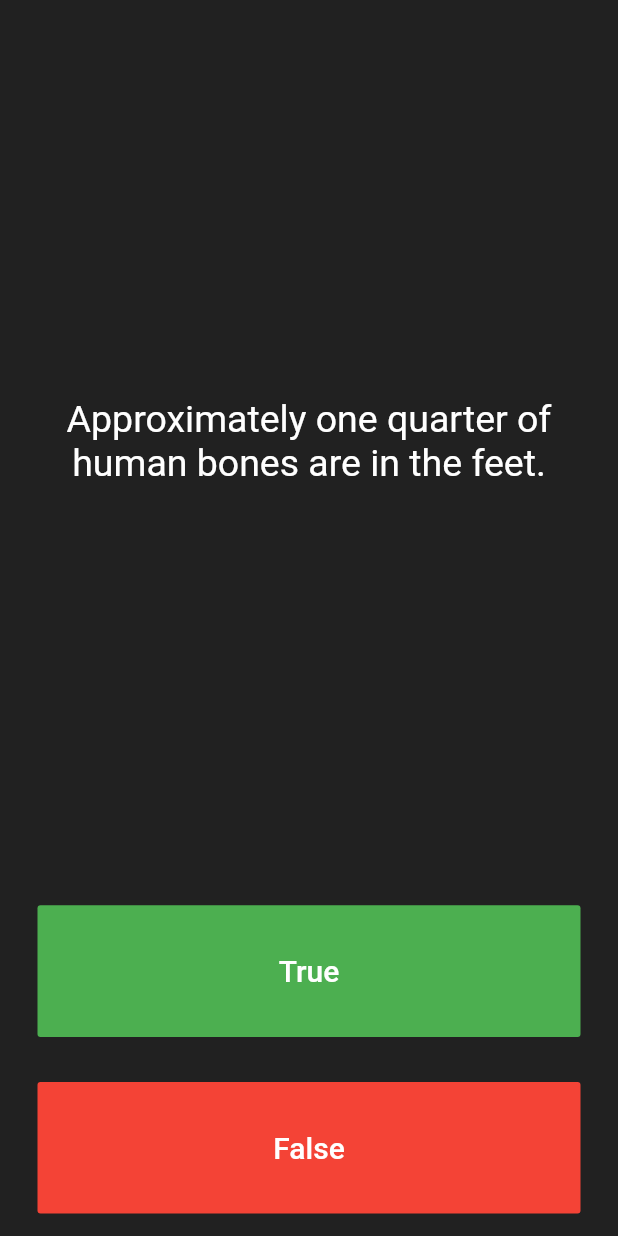
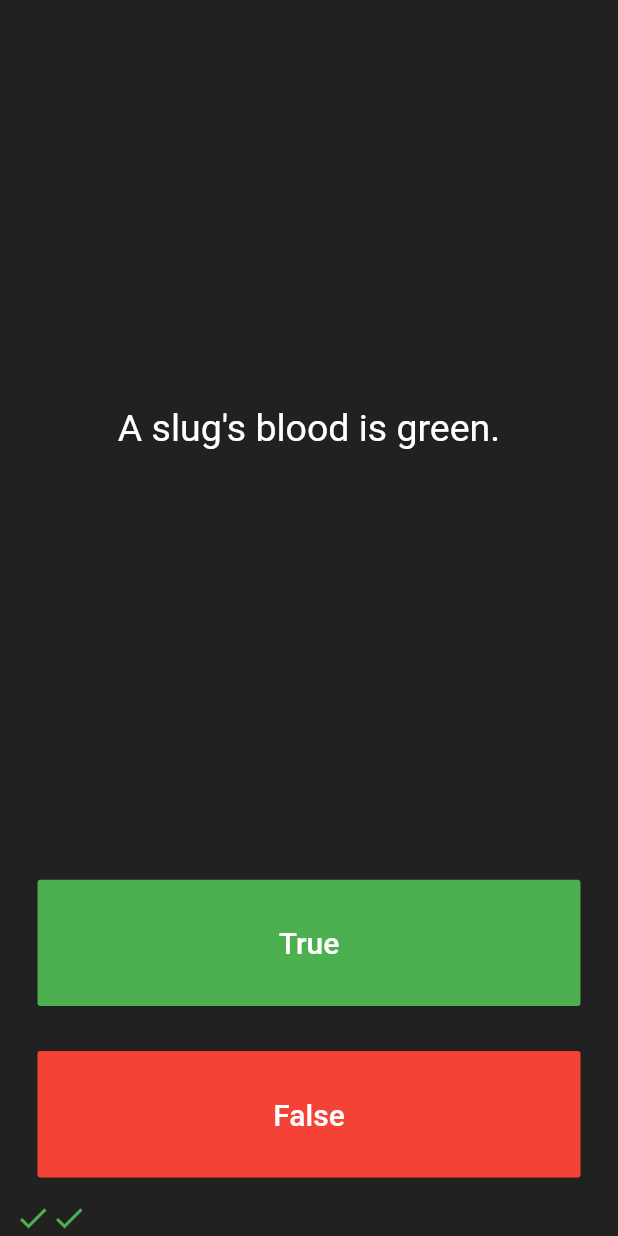
Before and after one commit to scottcal/flutter, a Flutter app: the screen it shows after launch, after a tap on "True", after a tap on "False", on a phone screen of 412 x 824 dp. Run offline on Flutter 3.47's test engine with Material 2 defaults, Android fonts, the phone set to English and light mode, and no system bars; our stand-ins replace audioplayers.

Commit message:
Add Icons

```diff
--- a/quizzler-flutter/lib/main.dart
+++ b/quizzler-flutter/lib/main.dart
@@ -31,6 +31,24 @@ class _QuizPageState extends State<QuizPage> {
   List<Icon> scorekeeper = [];
 
   // List<bool> answers = [false, true, true];
+
+  void checkAnswer(bool userPickedAnswer) {
+    bool correctAnswer = quizBrain.getCorrectAnswer();
+    setState(() {
+      if (correctAnswer == true) {
+        scorekeeper.add(Icon(
+          Icons.check,
+          color: Colors.green,
+        ));
+      } else {
+        scorekeeper.add(Icon(
+          Icons.close,
+          color: Colors.red,
+        ));
+      }
+      quizBrain.nextQuestion();
+    });
+  }
 
   @override
   Widget build(BuildContext context) {
@@ -68,18 +86,11 @@ class _QuizPageState extends State<QuizPage> {
                 ),
               ),
               onPressed: () {
-                bool correctAnswer = quizBrain.getCorrectAnswer();
-
-                if (correctAnswer == true) {
-                  print('user got it right');
-                } else {
-                  print('user got it wrong');
-                }
-
+                //The user picked true.
+                checkAnswer(true);
                 setState(() {
                   quizBrain.nextQuestion();
                 });
-                //The user picked true.
               },
             ),
           ),
@@ -97,16 +108,7 @@ class _QuizPageState extends State<QuizPage> {
                 ),
               ),
               onPressed: () {
-                bool correctAnswer = quizBrain.getCorrectAnswer();
-
-                if (correctAnswer == false) {
-                  print('user got it right');
-                } else {
-                  print('user got it wrong');
-                }
-                setState(() {
-                  quizBrain.nextQuestion();
-                });
+                checkAnswer(false);
               },
             ),
           ),
```
Also changed, not shown: 1 other file.
